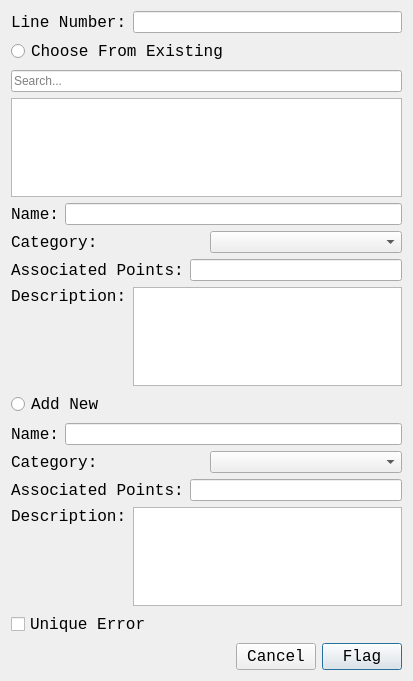
Before: the Qt Designer form GAUI/flagdialog.ui in ezfe/grading-assistant-cs205, drawn with Qt 5.
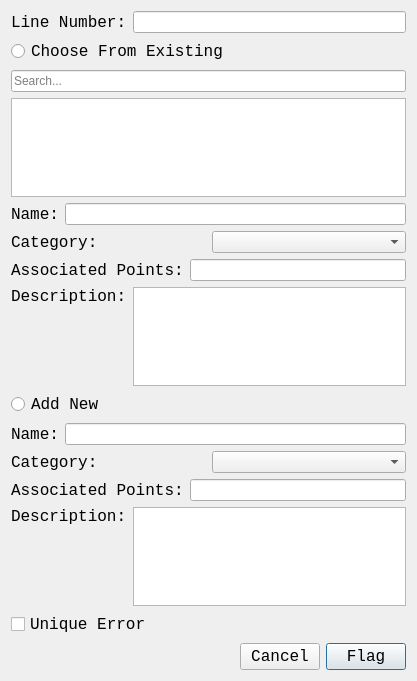
After: the same form once the commit is applied.

```diff
--- a/GAUI/flagdialog.ui
+++ b/GAUI/flagdialog.ui
@@ -6,7 +6,7 @@
    <rect>
     <x>0</x>
     <y>0</y>
-    <width>413</width>
+    <width>417</width>
     <height>681</height>
    </rect>
   </property>
```
Left out of the diff: 2 changed lines with no effect on the pictures.
